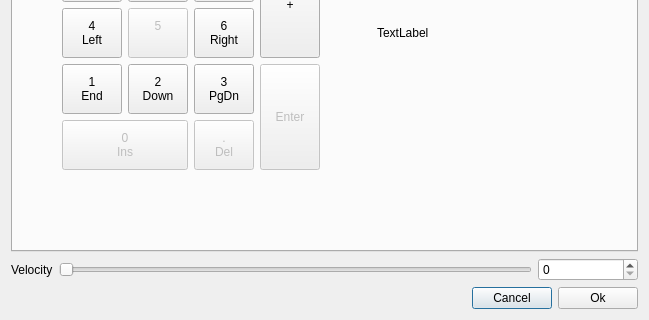
Above: sources/forms/ManualControl.ui from eduard-x/cnc-qt before the change; both pictures show x 0 to 649 and y 222 to 542 of the 649 by 542 pixel window. Below: the same form after it.
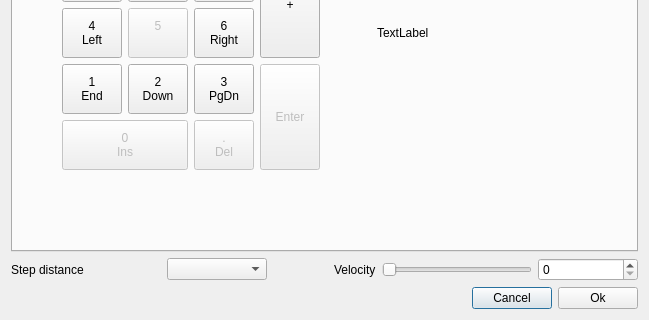
That is the form after the change. The open tabs and pages were chosen to show the change.

Diff of the .ui file:
```diff
--- a/sources/forms/ManualControl.ui
+++ b/sources/forms/ManualControl.ui
@@ -28,6 +28,42 @@
   <layout class="QGridLayout" name="gridLayout_7">
    <item row="1" column="0">
     <layout class="QHBoxLayout" name="horizontalLayout_4">
+     <item>
+      <widget class="QLabel" name="labelDistance">
+       <property name="minimumSize">
+        <size>
+         <width>150</width>
+         <height>0</height>
+        </size>
+       </property>
+       <property name="text">
+        <string>Step distance</string>
+       </property>
+      </widget>
+     </item>
+     <item>
+      <widget class="QComboBox" name="comboDistance">
+       <property name="minimumSize">
+        <size>
+         <width>100</width>
+         <height>0</height>
+        </size>
+       </property>
+      </widget>
+     </item>
+     <item>
+      <spacer name="horizontalSpacer_8">
+       <property name="orientation">
+        <enum>Qt::Horizontal</enum>
+       </property>
+       <property name="sizeHint" stdset="0">
+        <size>
+         <width>40</width>
+         <height>20</height>
+        </size>
+       </property>
+      </spacer>
+     </item>
      <item>
       <widget class="QLabel" name="labelVelocity">
        <property name="text">
@@ -39,7 +75,7 @@
       <widget class="QSlider" name="slider">
        <property name="minimumSize">
         <size>
-         <width>0</width>
+         <width>150</width>
          <height>0</height>
         </size>
        </property>
```
Left out of the diff: 2 changed lines with no effect on the pictures.
